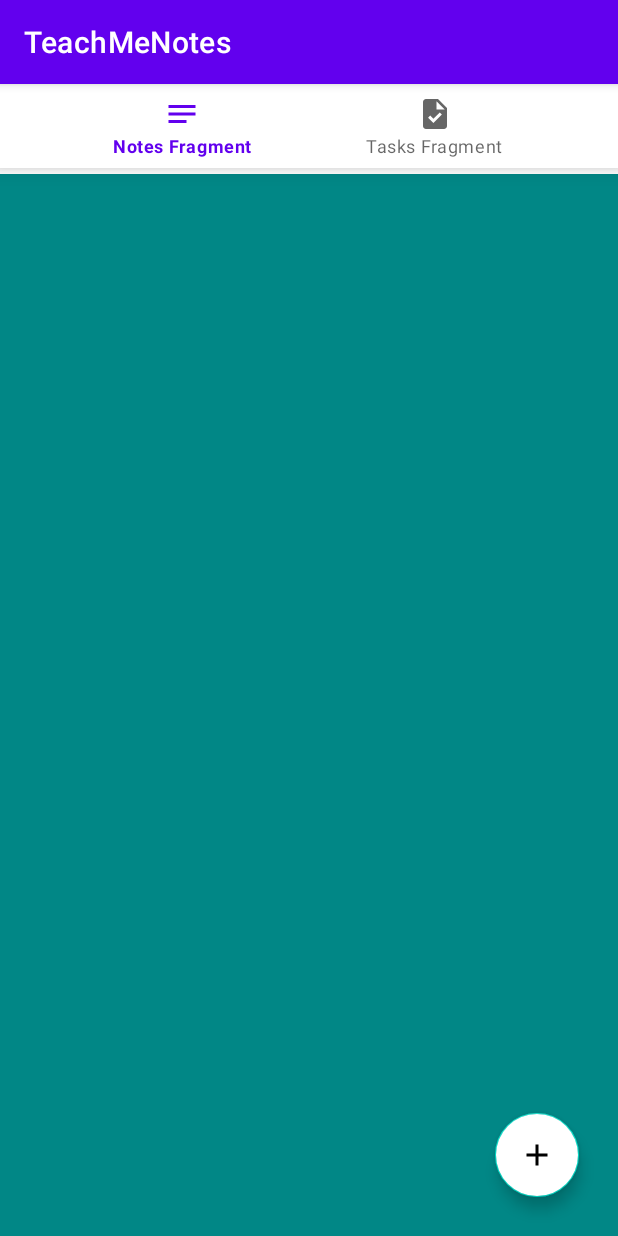
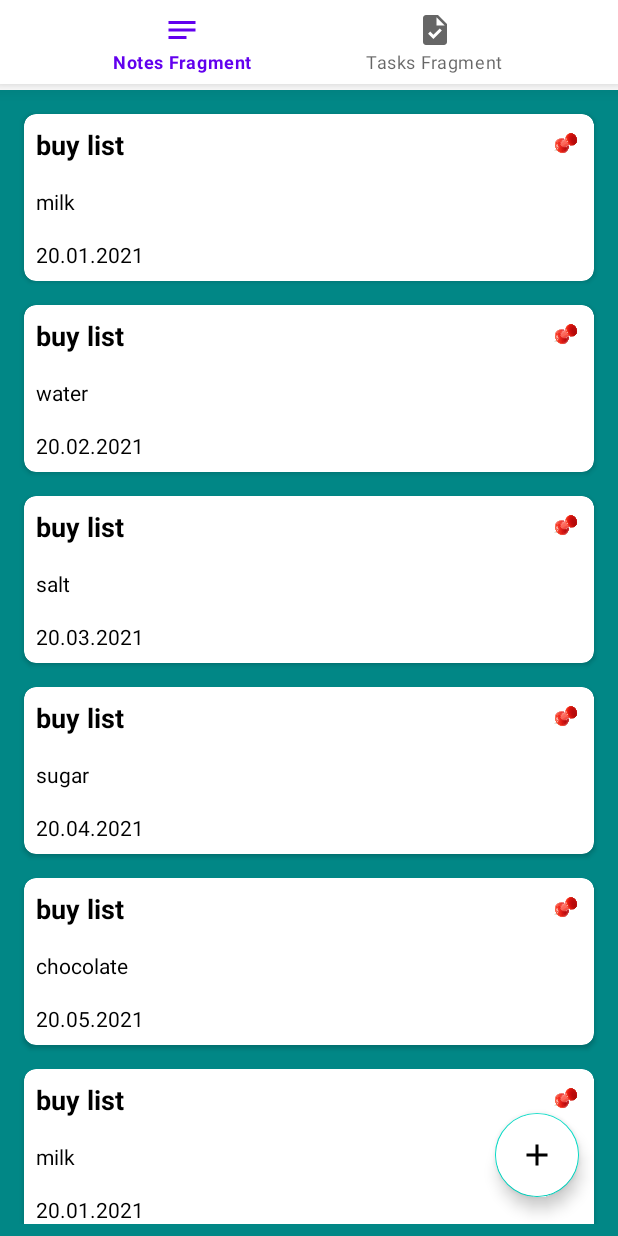
Before and after one commit to Lexus911/Final_Project_TMS, an Android app: the screen it shows after launch (MainActivity), on a phone screen of 412 x 824 dp. Run offline under Robolectric (Android 15) with nearby library versions, the phone set to English and light mode, and no system bars; our stand-ins replace Dagger/Hilt's generated code, navigation-ui.

Commit message:
Navigation components + recycler view for NotesFragment

```diff
--- a/app/build.gradle
+++ b/app/build.gradle
@@ -71,4 +71,8 @@ dependencies {
     kapt "androidx.room:room-compiler:2.5.0"
     implementation "androidx.room:room-runtime:2.5.0"
     implementation "androidx.room:room-ktx:2.5.0"
+
+    //ViewPager2
+    implementation "androidx.viewpager2:viewpager2:1.0.0"
+    implementation 'com.google.android.material:material:1.3.0'
 }
--- a/app/src/main/java/com/example/teachmenotes/data/NotesRepositoryImpl.kt
+++ b/app/src/main/java/com/example/teachmenotes/data/NotesRepositoryImpl.kt
@@ -1,8 +1,23 @@
 package com.example.teachmenotes.data
 
 import com.example.teachmenotes.domain.NotesRepository
+import com.example.teachmenotes.presentation.model.NoteModel
 import javax.inject.Inject
 
 class NotesRepositoryImpl @Inject constructor() : NotesRepository{
+    override fun getData(): List<NoteModel> {
+        return listOf<NoteModel>(
+            NoteModel(1,"buy list","milk","20.01.2021",false),
+            NoteModel(2,"buy list","water","20.02.2021",false),
+            NoteModel(3,"buy list","salt","20.03.2021",false),
+            NoteModel(4,"buy list","sugar","20.04.2021",false),
+            NoteModel(5,"buy list","chocolate","20.05.2021",false),
+            NoteModel(1,"buy list","milk","20.01.2021",false),
+            NoteModel(2,"buy list","water","20.02.2021",false),
+            NoteModel(3,"buy list","salt","20.03.2021",false),
+            NoteModel(4,"buy list","sugar","20.04.2021",false),
+
+        )
+    }
 
 }
--- a/app/src/main/java/com/example/teachmenotes/domain/NotesInteractor.kt
+++ b/app/src/main/java/com/example/teachmenotes/domain/NotesInteractor.kt
@@ -1,6 +1,10 @@
 package com.example.teachmenotes.domain
 
+import com.example.teachmenotes.presentation.model.NoteModel
 import javax.inject.Inject
 
 class NotesInteractor @Inject constructor(private val notesRepository: NotesRepository) {
+    fun getData(): List<NoteModel> {
+        return notesRepository.getData()
+    }
 }
--- a/app/src/main/java/com/example/teachmenotes/domain/NotesRepository.kt
+++ b/app/src/main/java/com/example/teachmenotes/domain/NotesRepository.kt
@@ -1,4 +1,7 @@
 package com.example.teachmenotes.domain
 
+import com.example.teachmenotes.presentation.model.NoteModel
+
 interface NotesRepository {
+    fun getData():List<NoteModel>
 }
--- a/app/src/main/java/com/example/teachmenotes/presentation/MainActivity.kt
+++ b/app/src/main/java/com/example/teachmenotes/presentation/MainActivity.kt
@@ -1,14 +1,10 @@
 package com.example.teachmenotes.presentation
 
-import androidx.appcompat.app.AppCompatActivity
 import android.os.Bundle
 import android.view.LayoutInflater
+import androidx.appcompat.app.AppCompatActivity
 import androidx.navigation.NavController
-import androidx.navigation.NavDestination
 import androidx.navigation.fragment.NavHostFragment
-import androidx.navigation.ui.AppBarConfiguration
-import androidx.navigation.ui.NavigationUI
-import androidx.navigation.ui.setupActionBarWithNavController
 import androidx.navigation.ui.setupWithNavController
 import com.example.teachmenotes.R
 import com.example.teachmenotes.databinding.ActivityMainBinding
@@ -17,19 +13,22 @@ import dagger.hilt.android.AndroidEntryPoint
 @AndroidEntryPoint
 class MainActivity : AppCompatActivity() {
     private lateinit var binding: ActivityMainBinding
+
     lateinit var navController: NavController
     private lateinit var navHostFragment: NavHostFragment
 
+
     override fun onCreate(savedInstanceState: Bundle?) {
         super.onCreate(savedInstanceState)
-
         binding = ActivityMainBinding.inflate(LayoutInflater.from(this))
         setContentView(binding.root)
+        supportActionBar?.hide()
 
         navHostFragment = supportFragmentManager.findFragmentById(R.id.fragmentContainerView) as NavHostFragment
         navController = navHostFragment.navController
 
         binding.bottomNavigation.setupWithNavController(navController)
 
+
     }
 }
--- a/app/src/main/java/com/example/teachmenotes/presentation/notes/NotesFragment.kt
+++ b/app/src/main/java/com/example/teachmenotes/presentation/notes/NotesFragment.kt
@@ -1,11 +1,11 @@
 package com.example.teachmenotes.presentation.notes
 
 import android.os.Bundle
-import androidx.fragment.app.Fragment
 import android.view.LayoutInflater
 import android.view.View
 import android.view.ViewGroup
 import androidx.cardview.widget.CardView
+import androidx.fragment.app.Fragment
 import androidx.fragment.app.viewModels
 import androidx.recyclerview.widget.LinearLayoutManager
 import com.example.teachmenotes.databinding.FragmentNotesBinding
@@ -23,6 +23,7 @@ class NotesFragment : Fragment(), NotesListener {
     private val viewModel: NotesViewModel by viewModels()
 
 
+
     override fun onCreateView(
         inflater: LayoutInflater, container: ViewGroup?,
         savedInstanceState: Bundle?
@@ -35,9 +36,14 @@ class NotesFragment : Fragment(), NotesListener {
         super.onViewCreated(view, savedInstanceState)
 
         notesAdapter = NotesAdapter(this)
-        binding.recViewNotes.layoutManager = LinearLayoutManager(context)
-        binding.recViewNotes.adapter = notesAdapter
+        binding.recyclerViewNotes.layoutManager = LinearLayoutManager(context)
+        binding.recyclerViewNotes.adapter = notesAdapter
 
+        viewModel.getData()
+
+        viewModel.notes.observe(viewLifecycleOwner){ listNotes ->
+            notesAdapter.submitList(listNotes)
+        }
 
 
     }
--- a/app/src/main/java/com/example/teachmenotes/presentation/notes/NotesViewModel.kt
+++ b/app/src/main/java/com/example/teachmenotes/presentation/notes/NotesViewModel.kt
@@ -3,8 +3,8 @@ package com.example.teachmenotes.presentation.notes
 import androidx.lifecycle.LiveData
 import androidx.lifecycle.MutableLiveData
 import androidx.lifecycle.ViewModel
-import com.example.teachmenotes.R
 import com.example.teachmenotes.domain.NotesInteractor
+import com.example.teachmenotes.presentation.model.NoteModel
 import dagger.hilt.android.lifecycle.HiltViewModel
 import javax.inject.Inject
 
@@ -13,6 +13,12 @@ class NotesViewModel @Inject constructor(
     private val notesInteractor: NotesInteractor
     ):ViewModel() {
 
+    private val _notes = MutableLiveData<List<NoteModel>>()
+    val notes: LiveData<List<NoteModel>> = _notes
 
+    fun getData() {
+        val listNotes = notesInteractor.getData()
+        _notes.value = listNotes
+    }
 
 }
--- a/app/src/main/java/com/example/teachmenotes/presentation/notes/adapter/NotesViewHolder.kt
+++ b/app/src/main/java/com/example/teachmenotes/presentation/notes/adapter/NotesViewHolder.kt
@@ -11,6 +11,11 @@ class NotesViewHolder(private val binding: NotesListBinding,
 ): RecyclerView.ViewHolder(binding.root) {
 
     fun bind(noteModel: NoteModel){
+
+        binding.tvTitle.text = noteModel.title
+        binding.tvNote.text = noteModel.note
+        binding.tvDate.text = noteModel.date
+
 
         if (binding.notesContainer.isSelected){
             binding.ivPin.setBackgroundResource(R.drawable.pin_icon)
--- a/app/src/main/res/layout/activity_main.xml
+++ b/app/src/main/res/layout/activity_main.xml
@@ -32,6 +32,8 @@
         app:layout_constraintStart_toStartOf="parent"
         app:layout_constraintTop_toTopOf="parent"
         app:layout_constraintVertical_bias="1.0"
-        app:navGraph="@navigation/main_graph" />
+        app:navGraph="@navigation/main_graph">
+
+    </androidx.fragment.app.FragmentContainerView>
 
 </androidx.constraintlayout.widget.ConstraintLayout>
--- a/app/src/main/res/layout/fragment_notes.xml
+++ b/app/src/main/res/layout/fragment_notes.xml
@@ -8,8 +8,10 @@
     android:orientation="vertical"
     tools:context=".presentation.notes.NotesFragment">
 
+
+
     <androidx.recyclerview.widget.RecyclerView
-        android:id="@+id/recView_notes"
+        android:id="@+id/recyclerView_notes"
         android:layout_margin="8dp"
         android:layout_width="match_parent"
         android:layout_height="match_parent">
@@ -24,7 +26,8 @@
         android:layout_alignParentEnd="true"
         android:layout_margin="26dp"
         android:src="@drawable/ic_add_note"
-        android:backgroundTint="@color/white">
+        android:backgroundTint="@color/white"
+        >
 
     </com.google.android.material.floatingactionbutton.FloatingActionButton>
 
```
